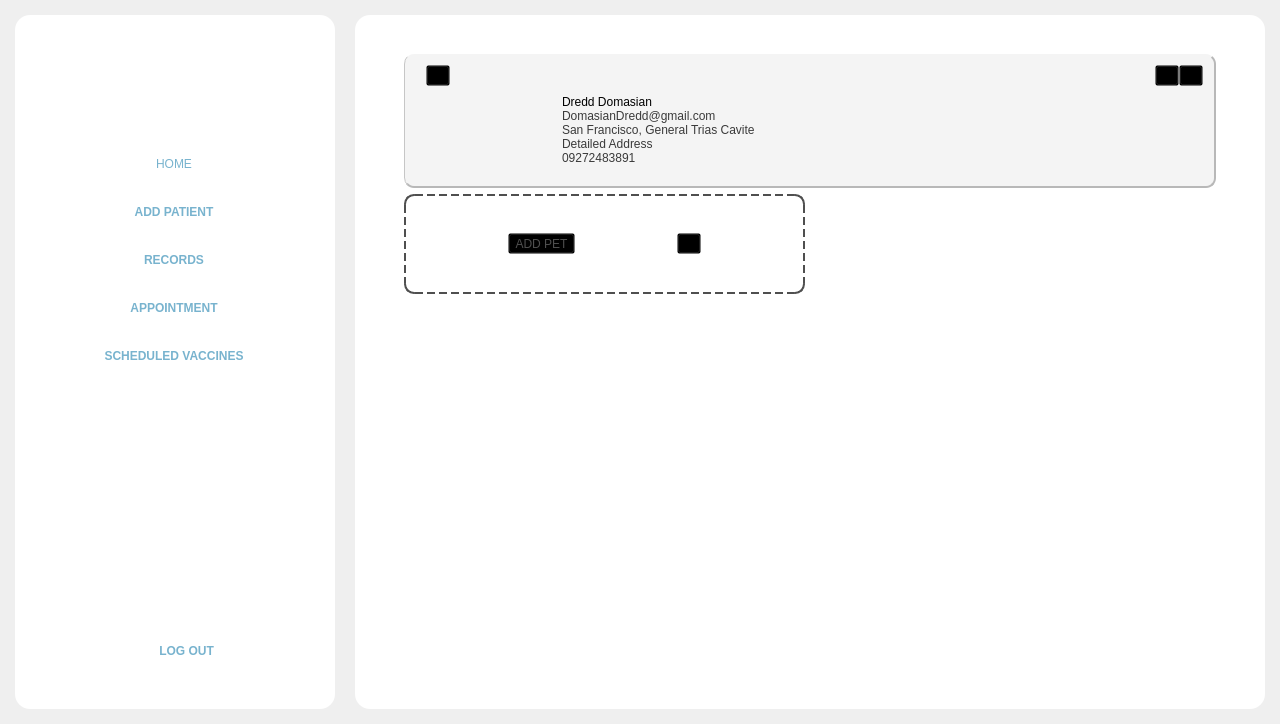
This is Frontend/Home.ui in rmmln/Petmate-Desktop-Application as Qt 5 draws it before an edit. The edited form follows.
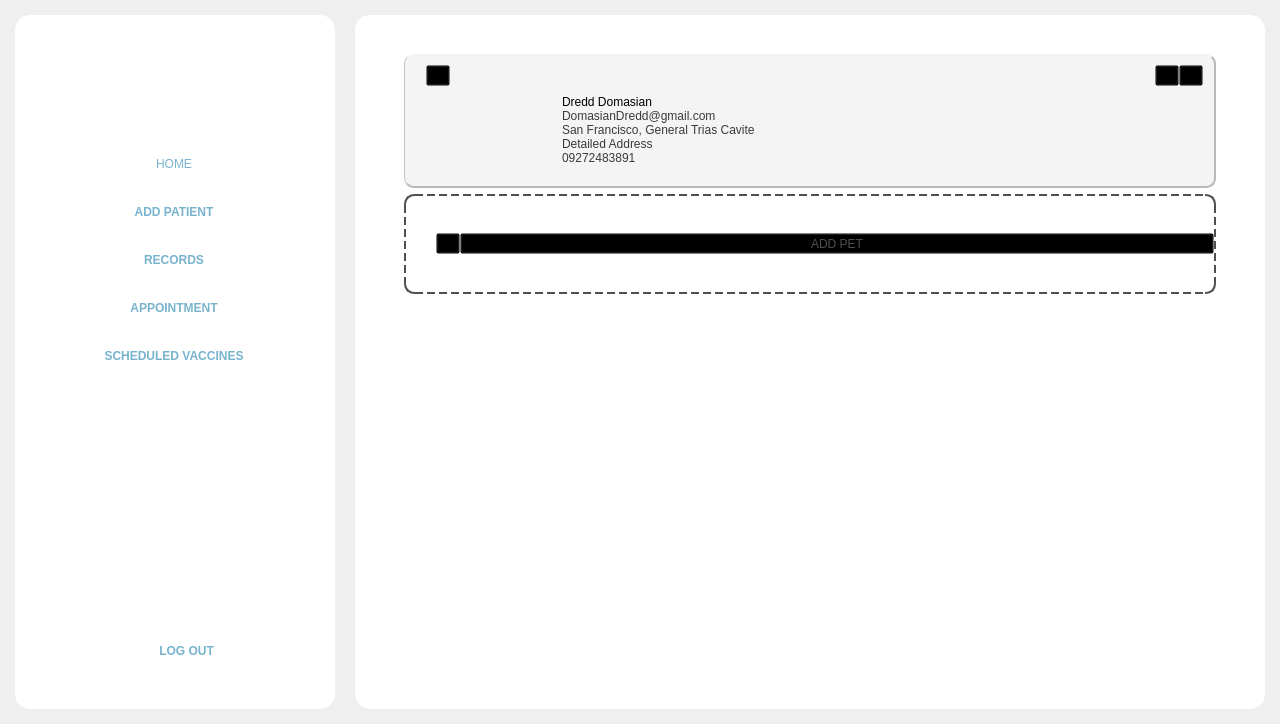
This is the edited form. Icons and pictures are not drawn.

Commit message:
Add dynamic pet species icons and UI layout tweaks
Introduced dynamic icon selection for pet cards based on species, including a new 'otherSpecies.png' icon. Adjusted Home.ui and petRecordCard.ui layouts for improved sizing and alignment. Updated resource.qrc to include the new icon.

```diff
--- a/Frontend/Home.ui
+++ b/Frontend/Home.ui
@@ -1930,8 +1930,8 @@
                <rect>
                 <x>0</x>
                 <y>0</y>
-                <width>100</width>
-                <height>30</height>
+                <width>72</width>
+                <height>16</height>
                </rect>
               </property>
               <property name="styleSheet">
@@ -2336,7 +2336,7 @@
                    <rect>
                     <x>0</x>
                     <y>0</y>
-                    <width>83</width>
+                    <width>65</width>
                     <height>31</height>
                    </rect>
                   </property>
@@ -2792,10 +2792,10 @@
                    <property name="spacing">
                     <number>10</number>
                    </property>
-                   <item row="0" column="0" alignment="Qt::AlignLeft|Qt::AlignTop">
+                   <item row="0" column="0" alignment="Qt::AlignTop">
                     <widget class="QFrame" name="addPetButton">
                      <property name="sizePolicy">
-                      <sizepolicy hsizetype="Fixed" vsizetype="Fixed">
+                      <sizepolicy hsizetype="Expanding" vsizetype="Fixed">
                        <horstretch>0</horstretch>
                        <verstretch>0</verstretch>
                       </sizepolicy>
@@ -2826,7 +2826,7 @@
                        <number>0</number>
                       </property>
                       <property name="leftMargin">
-                       <number>0</number>
+                       <number>30</number>
                       </property>
                       <property name="topMargin">
                        <number>0</number>
@@ -2837,17 +2837,6 @@
                       <property name="bottomMargin">
                        <number>0</number>
                       </property>
-                      <item>
-                       <widget class="QToolButton" name="addpetQtoolBtn">
-                        <property name="styleSheet">
-                         <string notr="true">font: 81 25pt &quot;Montserrat ExtraBold&quot;;
-color:#4F4F4F;</string>
-                        </property>
-                        <property name="text">
-                         <string>ADD PET</string>
-                        </property>
-                       </widget>
-                      </item>
                       <item>
                        <widget class="QToolButton" name="plusSignBtn">
                         <property name="text">
@@ -2865,6 +2854,23 @@
                         </property>
                        </widget>
                       </item>
+                      <item>
+                       <widget class="QToolButton" name="addpetQtoolBtn">
+                        <property name="sizePolicy">
+                         <sizepolicy hsizetype="Expanding" vsizetype="Fixed">
+                          <horstretch>0</horstretch>
+                          <verstretch>0</verstretch>
+                         </sizepolicy>
+                        </property>
+                        <property name="styleSheet">
+                         <string notr="true">font: 81 30pt &quot;Montserrat ExtraBold&quot;;
+color:#4F4F4F;</string>
+                        </property>
+                        <property name="text">
+                         <string>ADD PET</string>
+                        </property>
+                       </widget>
+                      </item>
                      </layout>
                     </widget>
                    </item>
```
The commit also changes 4 other files.
